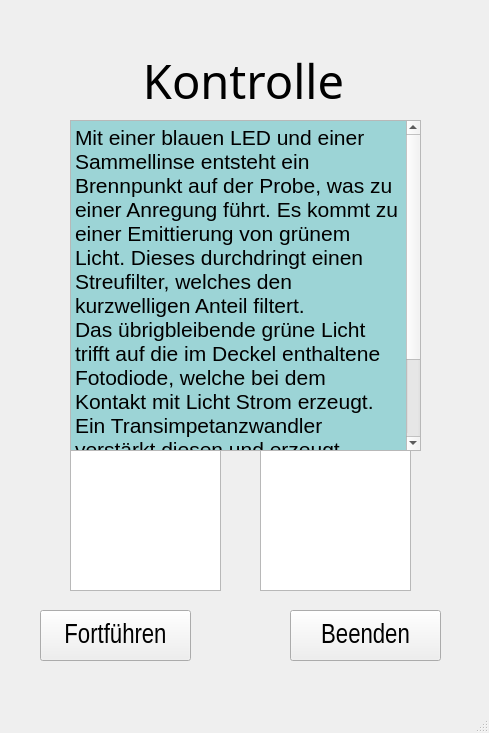
Above: dipl_Kontrolle/KontrollWindow_v1.ui from diplomarbeit-PCR/Diplomarbeit_PCR before the change. Below: the same form after it.
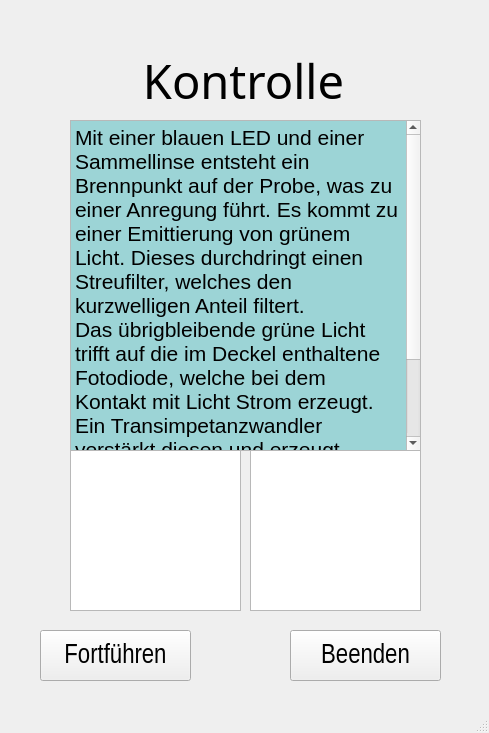
That is the form after the change.

```diff
--- a/dipl_Kontrolle/KontrollWindow_v1.ui
+++ b/dipl_Kontrolle/KontrollWindow_v1.ui
@@ -64,7 +64,7 @@
     <property name="geometry">
      <rect>
       <x>290</x>
-      <y>610</y>
+      <y>630</y>
       <width>151</width>
       <height>51</height>
      </rect>
@@ -83,7 +83,7 @@
     <property name="geometry">
      <rect>
       <x>40</x>
-      <y>610</y>
+      <y>630</y>
       <width>151</width>
       <height>51</height>
      </rect>
@@ -103,18 +103,18 @@
      <rect>
       <x>70</x>
       <y>450</y>
-      <width>151</width>
-      <height>141</height>
+      <width>171</width>
+      <height>161</height>
      </rect>
     </property>
    </widget>
    <widget class="QTableView" name="tbl_mess2">
     <property name="geometry">
      <rect>
-      <x>260</x>
+      <x>250</x>
       <y>450</y>
-      <width>151</width>
-      <height>141</height>
+      <width>171</width>
+      <height>161</height>
      </rect>
     </property>
    </widget>
```
